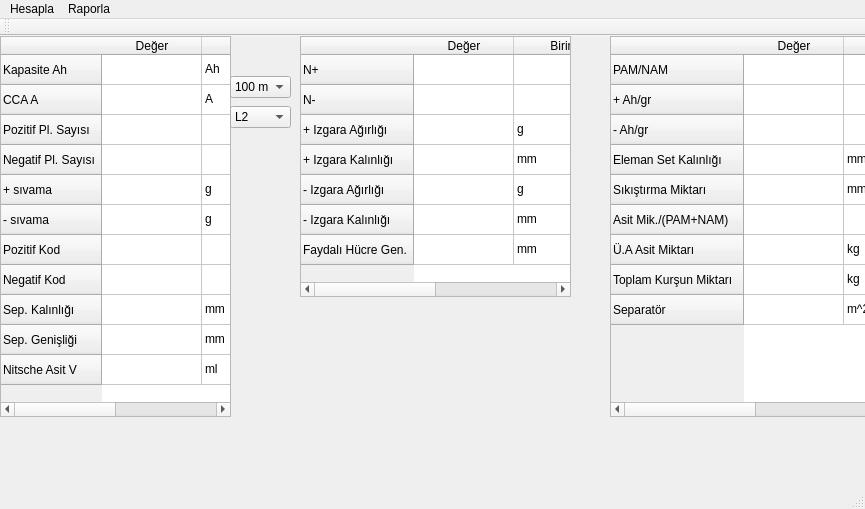
Qt form mainwindow.ui (burakulgut/Test) before a commit.
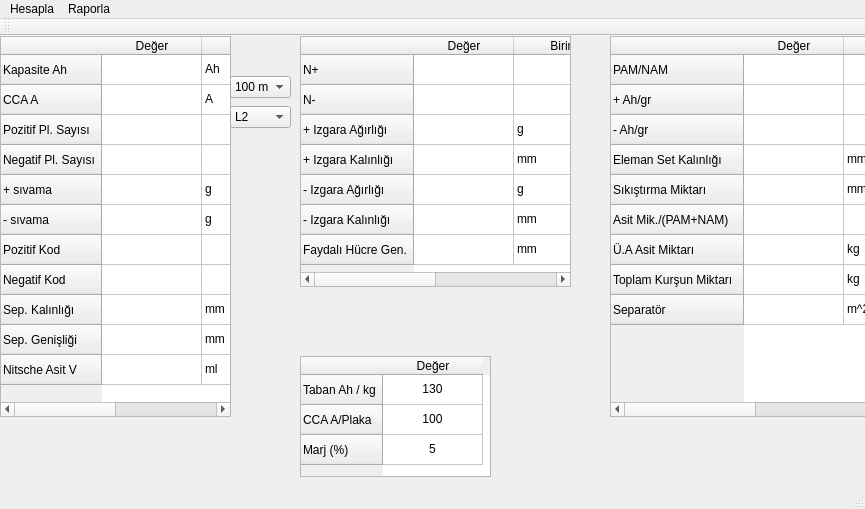
The same form after that commit. Icons and pictures are not drawn.

Commit message: Implemented Constants Table

```diff
--- a/mainwindow.ui
+++ b/mainwindow.ui
@@ -248,7 +248,7 @@
       <x>300</x>
       <y>0</y>
       <width>271</width>
-      <height>261</height>
+      <height>251</height>
      </rect>
     </property>
     <row>
@@ -503,6 +503,60 @@
      </property>
     </item>
    </widget>
+   <widget class="QTableWidget" name="ConstantsTable">
+    <property name="geometry">
+     <rect>
+      <x>300</x>
+      <y>320</y>
+      <width>191</width>
+      <height>121</height>
+     </rect>
+    </property>
+    <row>
+     <property name="text">
+      <string>Taban Ah / kg</string>
+     </property>
+    </row>
+    <row>
+     <property name="text">
+      <string>CCA A/Plaka</string>
+     </property>
+    </row>
+    <row>
+     <property name="text">
+      <string>Marj (%)</string>
+     </property>
+    </row>
+    <column>
+     <property name="text">
+      <string>Değer</string>
+     </property>
+    </column>
+    <item row="0" column="0">
+     <property name="text">
+      <string>130</string>
+     </property>
+     <property name="textAlignment">
+      <set>AlignHCenter|AlignVCenter|AlignCenter</set>
+     </property>
+    </item>
+    <item row="1" column="0">
+     <property name="text">
+      <string>100</string>
+     </property>
+     <property name="textAlignment">
+      <set>AlignHCenter|AlignVCenter|AlignCenter</set>
+     </property>
+    </item>
+    <item row="2" column="0">
+     <property name="text">
+      <string>5</string>
+     </property>
+     <property name="textAlignment">
+      <set>AlignHCenter|AlignVCenter|AlignCenter</set>
+     </property>
+    </item>
+   </widget>
   </widget>
   <widget class="QMenuBar" name="menuBar">
    <property name="geometry">
```
Left out of the diff: 86 changed lines with no effect on the pictures. The commit also changes 1 other file.
